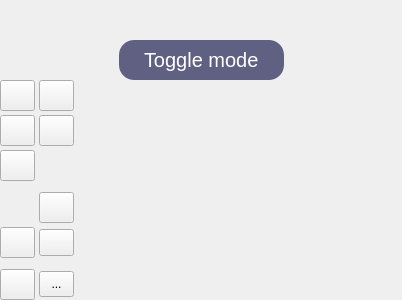
etet100/AstroCore-GCode-Sender, file src/gpilot/ui/forms/partials/main/partmainvisualizer.ui: the form before one commit.
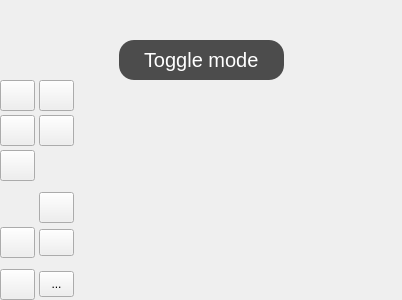
The form after the commit. Icons and pictures are not drawn. Custom widgets are drawn as their Qt base class.

Diff of the .ui file:
```diff
--- a/src/gpilot/ui/forms/partials/main/partmainvisualizer.ui
+++ b/src/gpilot/ui/forms/partials/main/partmainvisualizer.ui
@@ -67,7 +67,7 @@
      </property>
      <property name="styleSheet">
       <string notr="true">QLabel#lblInfo {
-	background: rgba(73, 73, 113, 220);
+	background-color: rgba(30, 30, 30, 200);
 	color: white;
 	padding: 4px 20px 4px 20px;
 	font-size: 20px;
```
